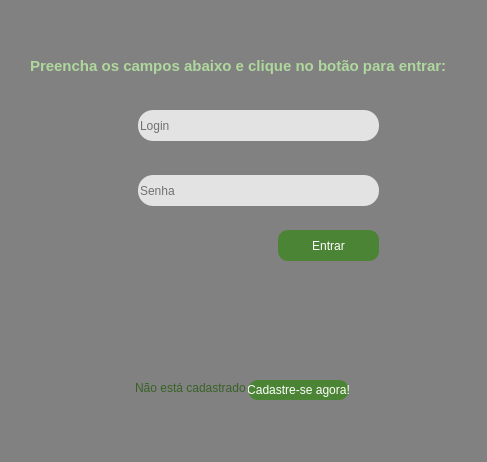
Above: janelaLoginVend.ui from antth-Luca/SistemaCadastro_MySQL before the change. Below: the same form after it.
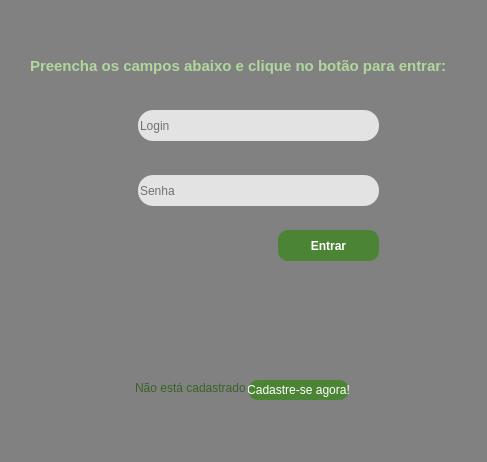
That is the form after the change. Icons and pictures are not drawn.

Patch:
```diff
--- a/janelaLoginVend.ui
+++ b/janelaLoginVend.ui
@@ -45,6 +45,12 @@
       <height>31</height>
      </rect>
     </property>
+    <property name="font">
+     <font>
+      <weight>75</weight>
+      <bold>true</bold>
+     </font>
+    </property>
     <property name="styleSheet">
      <string notr="true">background-color: rgb(76, 132, 53);
 color: rgb(255, 255, 255);
```
